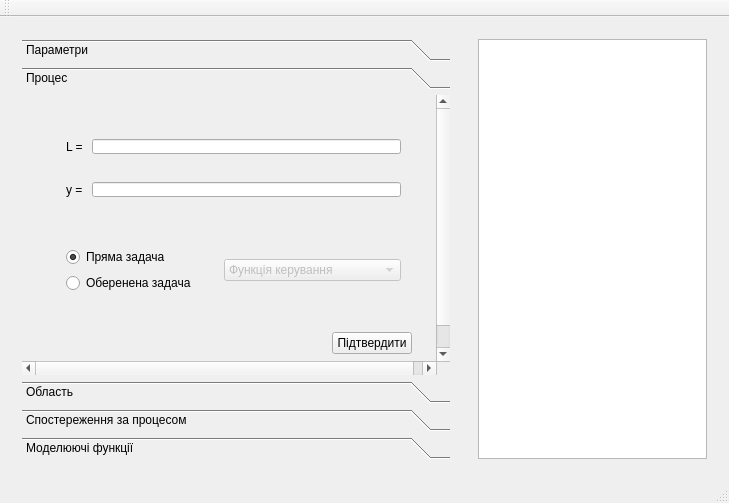
This is MathMod/mainwindow.ui in romathebest/stoyan as Qt 5 draws it before an edit. The edited form follows.
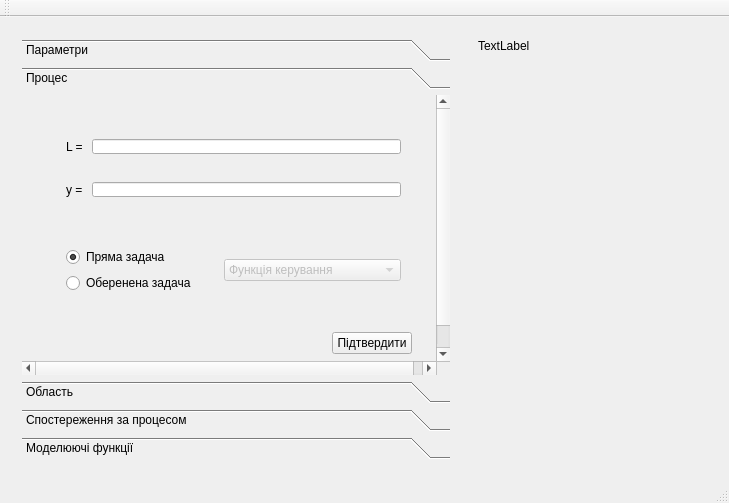
This is the edited form. The open tabs and pages were chosen to show the change.

What changed in the file:
```diff
--- a/MathMod/mainwindow.ui
+++ b/MathMod/mainwindow.ui
@@ -421,7 +421,24 @@
       </property>
       <layout class="QVBoxLayout" name="verticalLayout_6">
        <item>
-        <widget class="QGraphicsView" name="graphicsView"/>
+        <widget class="QLabel" name="labelPassport">
+         <property name="text">
+          <string>TextLabel</string>
+         </property>
+        </widget>
+       </item>
+       <item>
+        <spacer name="verticalSpacer">
+         <property name="orientation">
+          <enum>Qt::Vertical</enum>
+         </property>
+         <property name="sizeHint" stdset="0">
+          <size>
+           <width>20</width>
+           <height>40</height>
+          </size>
+         </property>
+        </spacer>
        </item>
       </layout>
      </widget>
```
Left out of the diff: 18 changed lines with no effect on the pictures.
